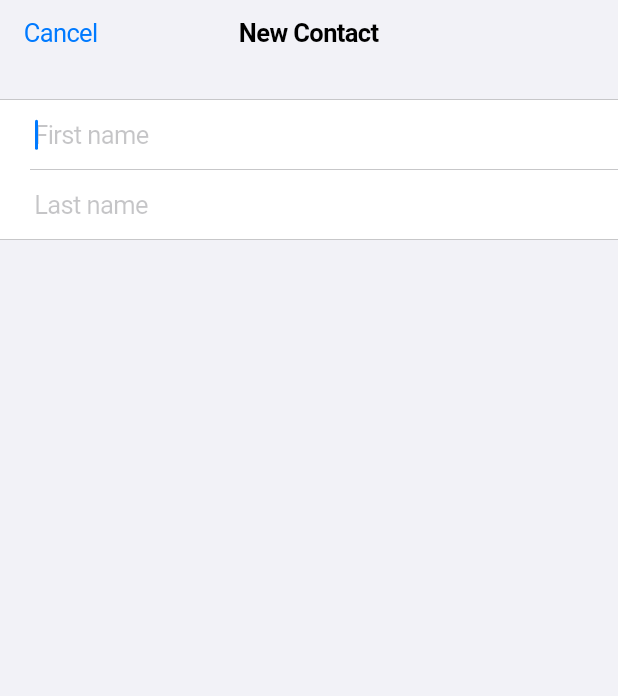
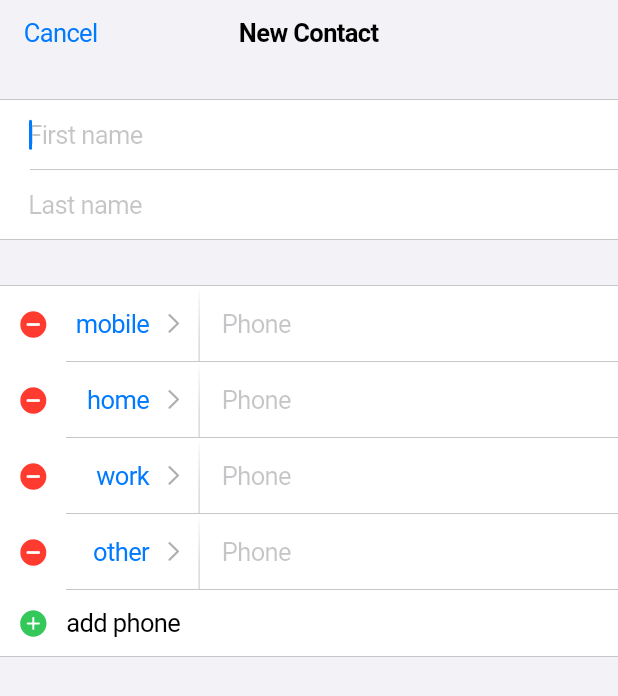
Before and after one commit to edwardnagy/contacts_app, a Flutter app: the NewContactScreen screen opened by its route, on a phone screen of 412 x 824 dp. Shown: the top 696 px of the screen. Run offline on Flutter 3.47's test engine with Material 3 defaults, Android fonts, the phone set to English and light mode, and no system bars; our stand-ins replace go_router; generated files the repository leaves out were written again.

Commit message:
Add phone number form section UI

```diff
--- a/lib/l10n/app_en.arb
+++ b/lib/l10n/app_en.arb
@@ -1,5 +1,13 @@
 {
     "@@locale": "en",
+    "cancel": "Cancel",
+    "@cancel": {
+        "description": "The label for the cancel button."
+    },
+    "done": "Done",
+    "@done": {
+        "description": "The label for the done button."
+    },
     "contacts": "Contacts",
     "@contacts": {
         "description": "The title of the contacts screen."
@@ -23,5 +31,33 @@
     "lastNamePlaceholder": "Last name",
     "@lastNamePlaceholder": {
         "description": "The placeholder for the last name field."
+    },
+    "addPhone": "add phone",
+    "@addPhone": {
+        "description": "The label for the add phone button."
+    },
+    "phonePlaceholder": "Phone",
+    "@phonePlaceholder": {
+        "description": "The placeholder for the phone field."
+    },
+    "phoneLabelMobile": "mobile",
+    "@phoneLabelMobile": {
+        "description": "The label for the mobile phone type."
+    },
+    "phoneLabelHome": "home",
+    "@phoneLabelHome": {
+        "description": "The label for the home phone type."
+    },
+    "phoneLabelWork": "work",
+    "@phoneLabelWork": {
+        "description": "The label for the work phone type."
+    },
+    "phoneLabelOther": "other",
+    "@phoneLabelOther": {
+        "description": "The label for the other phone type."
+    },
+    "phoneLabelPickerTitle": "Label",
+    "@phoneLabelPickerTitle": {
+        "description": "The title of the phone label picker."
     }
 }
--- /dev/null
+++ b/lib/model/phone_number.dart
@@ -0,0 +1,22 @@
+import 'package:flutter/foundation.dart';
+
+@immutable
+class PhoneNumber {
+  final String number;
+  final String label;
+
+  const PhoneNumber({
+    required this.number,
+    required this.label,
+  });
+
+  PhoneNumber copyWith({
+    String? number,
+    String? label,
+  }) {
+    return PhoneNumber(
+      number: number ?? this.number,
+      label: label ?? this.label,
+    );
+  }
+}
--- a/lib/screen/contact_list/contact_list_screen.dart
+++ b/lib/screen/contact_list/contact_list_screen.dart
@@ -3,7 +3,7 @@ import 'package:contacts_app/model/contact_sort_field.dart';
 import 'package:contacts_app/model/contact_summary.dart';
 import 'package:contacts_app/router/routes.dart';
 import 'package:contacts_app/screen/contact_list/contact_list_item.dart';
-import 'package:contacts_app/shared/app_text_style.dart';
+import 'package:contacts_app/style/app_text_style.dart';
 import 'package:contacts_app/shared/widgets/divider.dart';
 import 'package:flutter/cupertino.dart';
 
--- a/lib/screen/new_contact/new_contact_screen.dart
+++ b/lib/screen/new_contact/new_contact_screen.dart
@@ -1,5 +1,7 @@
 import 'package:contacts_app/l10n/app_localizations.dart';
-import 'package:contacts_app/shared/constants/spacing.dart';
+import 'package:contacts_app/model/phone_number.dart';
+import 'package:contacts_app/shared/contact_data_form/phone_numbers_form_section.dart';
+import 'package:contacts_app/style/spacing.dart';
 import 'package:flutter/cupertino.dart';
 
 class NewContactScreen extends StatefulWidget {
@@ -37,10 +39,9 @@ class _NewContactScreenState extends State<NewContactScreen> {
             hasLeading: false,
             children: [
               CupertinoTextFormFieldRow(
-                padding: const EdgeInsets.symmetric(
+                padding: const EdgeInsetsDirectional.symmetric(
                   vertical: 6.0, // 6.0 is the default vertical padding
-                  horizontal: Spacing.firstKeyline,
-                ),
+                ).copyWith(start: Spacing.firstKeyline),
                 autofocus: true,
                 focusNode: _firstNameFocusNode,
                 placeholder: AppLocalizations.of(context).firstNamePlaceholder,
@@ -52,10 +53,9 @@ class _NewContactScreenState extends State<NewContactScreen> {
                 onFieldSubmitted: (_) => _lastNameFocusNode.requestFocus(),
               ),
               CupertinoTextFormFieldRow(
-                padding: const EdgeInsets.symmetric(
+                padding: const EdgeInsetsDirectional.symmetric(
                   vertical: 6.0, // 6.0 is the default vertical padding
-                  horizontal: Spacing.firstKeyline,
-                ),
+                ).copyWith(start: Spacing.firstKeyline),
                 focusNode: _lastNameFocusNode,
                 placeholder: AppLocalizations.of(context).lastNamePlaceholder,
                 textCapitalization: TextCapitalization.words,
@@ -68,6 +68,30 @@ class _NewContactScreenState extends State<NewContactScreen> {
               ),
             ],
           ),
+          PhoneNumbersFormSection(
+            phoneNumbers: const [
+              // TODO: phoneNumbers
+              PhoneNumber(
+                number: '555-555-5555',
+                label: 'mobile',
+              ),
+              PhoneNumber(
+                number: '555-555-5555',
+                label: 'home',
+              ),
+              PhoneNumber(
+                number: '555-555-5555',
+                label: 'work',
+              ),
+              PhoneNumber(
+                number: '555-555-5555',
+                label: 'other',
+              ),
+            ],
+            onPhoneNumbersChanged: (_) {
+              // TODO: onPhoneNumbersChanged
+            },
+          ),
         ],
       ),
     );
--- /dev/null
+++ b/lib/shared/constants/phone_labels.dart
@@ -0,0 +1,9 @@
+import 'package:contacts_app/l10n/app_localizations.dart';
+import 'package:flutter/widgets.dart';
+
+List<String> getPredefinedPhoneLabels(BuildContext context) => [
+      AppLocalizations.of(context).phoneLabelMobile,
+      AppLocalizations.of(context).phoneLabelHome,
+      AppLocalizations.of(context).phoneLabelWork,
+      AppLocalizations.of(context).phoneLabelOther,
+    ];
--- /dev/null
+++ b/lib/shared/contact_data_form/phone_number_edit_field.dart
@@ -0,0 +1,109 @@
+import 'dart:math';
+
+import 'package:contacts_app/l10n/app_localizations.dart';
+import 'package:contacts_app/model/phone_number.dart';
+import 'package:contacts_app/shared/contact_data_form/phone_label_picker_screen.dart';
+import 'package:contacts_app/shared/widgets/vertical_divider.dart';
+import 'package:contacts_app/style/spacing.dart';
+import 'package:flutter/cupertino.dart';
+
+class PhoneNumberEditField extends StatelessWidget {
+  const PhoneNumberEditField({
+    super.key,
+    required this.phoneNumber,
+    required this.onPhoneNumberRemoved,
+    required this.onPhoneNumberChanged,
+  });
+
+  final PhoneNumber phoneNumber;
+  final VoidCallback onPhoneNumberRemoved;
+  final ValueChanged<PhoneNumber> onPhoneNumberChanged;
+
+  Widget _removeButton(BuildContext context) {
+    return CupertinoButton(
+      padding: EdgeInsets.zero,
+      onPressed: onPhoneNumberRemoved,
+      child: Padding(
+        padding: const EdgeInsetsDirectional.symmetric(
+          horizontal: Spacing.firstKeyline,
+        ),
+        child: Icon(
+          CupertinoIcons.minus_circle_fill,
+          color: CupertinoColors.systemRed.resolveFrom(context),
+        ),
+      ),
+    );
+  }
+
+  Future<void> _onPhoneLabelPressed(BuildContext context) async {
+    final selectedPhoneLabel = await PhoneLabelPickerScreen.show(
+      context,
+      initialLabel: phoneNumber.label,
+    );
+    if (selectedPhoneLabel != null) {
+      onPhoneNumberChanged(
+        phoneNumber.copyWith(label: selectedPhoneLabel),
+      );
+    }
+  }
+
+  Widget _phoneLabelButton(BuildContext context) {
+    final labelMaxWidth = MediaQuery.sizeOf(context).width / 3;
+    return CupertinoButton(
+      padding: EdgeInsets.zero,
+      onPressed: () => _onPhoneLabelPressed(context),
+      child: Row(
+        children: [
+          ConstrainedBox(
+            constraints: BoxConstraints(
+              minWidth: min(
+                // Eye-balled value to align phone labels to the end.
+                MediaQuery.textScalerOf(context).scale(55),
+                labelMaxWidth,
+              ),
+              maxWidth: labelMaxWidth,
+            ),
+            child: Text(
+              phoneNumber.label,
+              textAlign: TextAlign.end,
+              style: TextStyle(
+                color: CupertinoColors.activeBlue.resolveFrom(context),
+              ),
+            ),
+          ),
+          const Padding(
+            padding: EdgeInsetsDirectional.symmetric(horizontal: Spacing.x1),
+            child: CupertinoListTileChevron(),
+          ),
+        ],
+      ),
+    );
+  }
+
+  @override
+  Widget build(BuildContext context) {
+    const fieldHeight = 50.0;
+
+    return CupertinoTextFormFieldRow(
+      padding: EdgeInsetsDirectional.zero,
+      prefix: Row(
+        children: [
+          _removeButton(context),
+          _phoneLabelButton(context),
+          const SizedBox(
+            height: fieldHeight,
+            child: VerticalDivider(),
+          ),
+          const SizedBox(width: Spacing.x1),
+        ],
+      ),
+      placeholder: AppLocalizations.of(context).phonePlaceholder,
+      keyboardType: TextInputType.phone,
+      onChanged: (value) {
+        onPhoneNumberChanged(
+          phoneNumber.copyWith(number: value),
+        );
+      },
+    );
+  }
+}
--- /dev/null
+++ b/lib/shared/contact_data_form/phone_numbers_form_section.dart
@@ -0,0 +1,97 @@
+import 'package:collection/collection.dart';
+import 'package:contacts_app/l10n/app_localizations.dart';
+import 'package:contacts_app/model/phone_number.dart';
+import 'package:contacts_app/shared/constants/phone_labels.dart';
+import 'package:contacts_app/shared/contact_data_form/phone_number_edit_field.dart';
+import 'package:contacts_app/style/spacing.dart';
+import 'package:flutter/cupertino.dart';
+
+class PhoneNumbersFormSection extends StatelessWidget {
+  const PhoneNumbersFormSection({
+    super.key,
+    required this.phoneNumbers,
+    required this.onPhoneNumbersChanged,
+  });
+
+  final List<PhoneNumber> phoneNumbers;
+  final ValueChanged<List<PhoneNumber>> onPhoneNumbersChanged;
+
+  void _onNewPhoneNumberAdded(BuildContext context) {
+    // Determine the phone label for the new phone number. If the last phone
+    // number has a label, use the next label in the list. Otherwise, use the
+    // first label in the list.
+    final phoneLabels = getPredefinedPhoneLabels(context);
+    final lastUsedPhoneLabelIndex =
+        phoneLabels.indexOf(phoneNumbers.lastOrNull?.label ?? '');
+    final newPhoneLabel =
+        phoneLabels[(lastUsedPhoneLabelIndex + 1) % phoneLabels.length];
+    // Set the new phone number.
+    final newPhoneNumber = PhoneNumber(
+      number: '', // Empty phone number.
+      label: newPhoneLabel,
+    );
+    onPhoneNumbersChanged([...phoneNumbers, newPhoneNumber]);
+  }
+
+  void _onPhoneNumberChanged(int index, PhoneNumber phoneNumber) {
+    final updatedPhoneNumbers = List<PhoneNumber>.from(phoneNumbers);
+    updatedPhoneNumbers[index] = phoneNumber;
+    onPhoneNumbersChanged(updatedPhoneNumbers);
+  }
+
+  void _onPhoneNumberRemoved(int index) {
+    final updatedPhoneNumbers = List<PhoneNumber>.from(phoneNumbers);
+    updatedPhoneNumbers.removeAt(index);
+    onPhoneNumbersChanged(updatedPhoneNumbers);
+  }
+
+  Widget _addPhoneNumberButton(BuildContext context) {
+    return CupertinoButton(
+      padding: EdgeInsets.zero,
+      onPressed: () => _onNewPhoneNumberAdded(context),
+      child: CupertinoFormRow(
+        padding: EdgeInsetsDirectional.zero,
+        prefix: Padding(
+          padding: const EdgeInsetsDirectional.symmetric(
+            horizontal: Spacing.firstKeyline,
+          ),
+          child: Icon(
+            CupertinoIcons.add_circled_solid,
+            color: CupertinoColors.systemGreen.resolveFrom(context),
+          ),
+        ),
+        child: Align(
+          alignment: Alignment.centerLeft,
+          child: Text(
+            AppLocalizations.of(context).addPhone,
+            textAlign: TextAlign.start,
+            style: TextStyle(
+              color: CupertinoColors.label.resolveFrom(context),
+            ),
+          ),
+        ),
+      ),
+    );
+  }
+
+  @override
+  Widget build(BuildContext context) {
+    return CupertinoListSection(
+      additionalDividerMargin: Spacing.x3,
+      children: [
+        ...phoneNumbers.mapIndexed((index, phoneNumber) {
+          return PhoneNumberEditField(
+            phoneNumber: phoneNumber,
+            onPhoneNumberRemoved: () {
+              _onPhoneNumberRemoved(index);
+            },
+            onPhoneNumberChanged: (phoneNumber) {
+              _onPhoneNumberChanged(index, phoneNumber);
+            },
+          );
+        }),
+        _addPhoneNumberButton(context),
+      ],
+    );
+  }
+}
--- a/lib/shared/widgets/divider.dart
+++ b/lib/shared/widgets/divider.dart
@@ -2,12 +2,12 @@ import 'package:flutter/cupertino.dart';
 
 /// Built based on how the divider is implemented in [CupertinoListSection].
 class Divider extends StatelessWidget {
-  final double leadingIndent;
-
   const Divider({
     super.key,
     this.leadingIndent = 20,
   });
+
+  final double leadingIndent;
 
   @override
   Widget build(BuildContext context) {
@@ -16,7 +16,7 @@ class Divider extends StatelessWidget {
     return Container(
       margin: EdgeInsets.only(left: leadingIndent),
       height: dividerHeight,
-      color: CupertinoColors.separator,
+      color: CupertinoColors.separator.resolveFrom(context),
     );
   }
 }
--- /dev/null
+++ b/lib/shared/widgets/vertical_divider.dart
@@ -0,0 +1,26 @@
+import 'package:flutter/cupertino.dart';
+
+class VerticalDivider extends StatelessWidget {
+  const VerticalDivider({super.key});
+
+  @override
+  Widget build(BuildContext context) {
+    final dividerWidth = 1.0 / MediaQuery.devicePixelRatioOf(context);
+
+    return Container(
+      width: dividerWidth,
+      decoration: BoxDecoration(
+        gradient: LinearGradient(
+          colors: [
+            CupertinoColors.separator.resolveFrom(context),
+            CupertinoColors.separator.resolveFrom(context),
+            CupertinoColors.transparent,
+          ],
+          stops: const [0.0, 0.3, 1.0],
+          begin: Alignment.bottomCenter,
+          end: Alignment.topCenter,
+        ),
+      ),
+    );
+  }
+}
--- a/lib/shared/constants/spacing.dart
+++ b/lib/style/spacing.dart
@@ -15,5 +15,5 @@ class Spacing {
   static const x3 = base * 3;
   static const x4 = base * 4;
 
-  static const firstKeyline = x2;
+  static const firstKeyline = x1_5;
 }
--- a/pubspec.yaml
+++ b/pubspec.yaml
@@ -7,6 +7,7 @@ environment:
   sdk: ^3.5.1
 
 dependencies:
+  collection: ^1.18.0
   cupertino_icons: ^1.0.8
   flutter:
     sdk: flutter
```
Also changed, not shown: lib/shared/contact_data_form/phone_label_picker_screen.dart (added, +60 -0 lines), lib/style/app_text_style.dart (renamed from lib/shared/app_text_style.dart), pubspec.lock.
